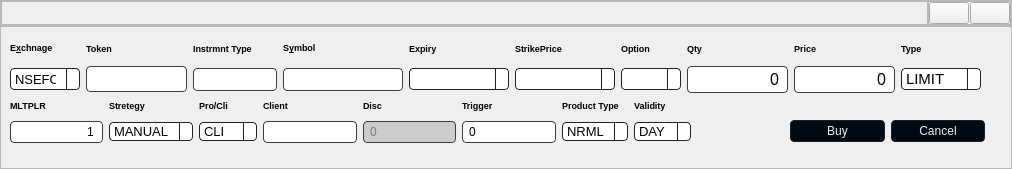
This is Resourses/UI/sellWindow.ui in yashnmehta1/Autotrader-Reborn as Qt 5 draws it before an edit. The edited form follows.
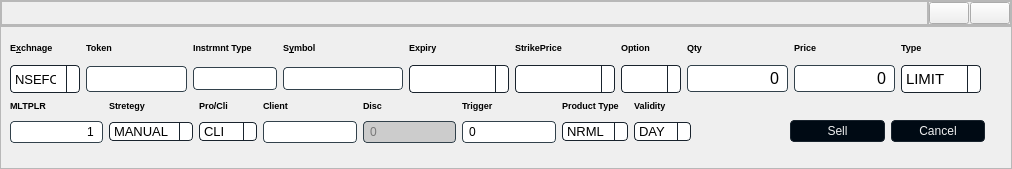
This is the edited form. Icons and pictures are not drawn.

```diff
--- a/Resourses/UI/sellWindow.ui
+++ b/Resourses/UI/sellWindow.ui
@@ -302,7 +302,7 @@
           <property name="minimumSize">
            <size>
             <width>100</width>
-            <height>22</height>
+            <height>28</height>
            </size>
           </property>
           <property name="font">
@@ -337,7 +337,7 @@
           <property name="minimumSize">
            <size>
             <width>80</width>
-            <height>22</height>
+            <height>28</height>
            </size>
           </property>
           <property name="font">
@@ -375,7 +375,7 @@
           <property name="minimumSize">
            <size>
             <width>60</width>
-            <height>22</height>
+            <height>28</height>
            </size>
           </property>
           <property name="font">
@@ -489,7 +489,7 @@
           <property name="minimumSize">
            <size>
             <width>100</width>
-            <height>22</height>
+            <height>28</height>
            </size>
           </property>
           <property name="font">
@@ -602,7 +602,7 @@
           <property name="minimumSize">
            <size>
             <width>70</width>
-            <height>22</height>
+            <height>28</height>
            </size>
           </property>
           <property name="font">
@@ -975,7 +975,7 @@
            <string notr="true"/>
           </property>
           <property name="text">
-           <string>Buy</string>
+           <string>Sell</string>
           </property>
          </widget>
         </item>
```
